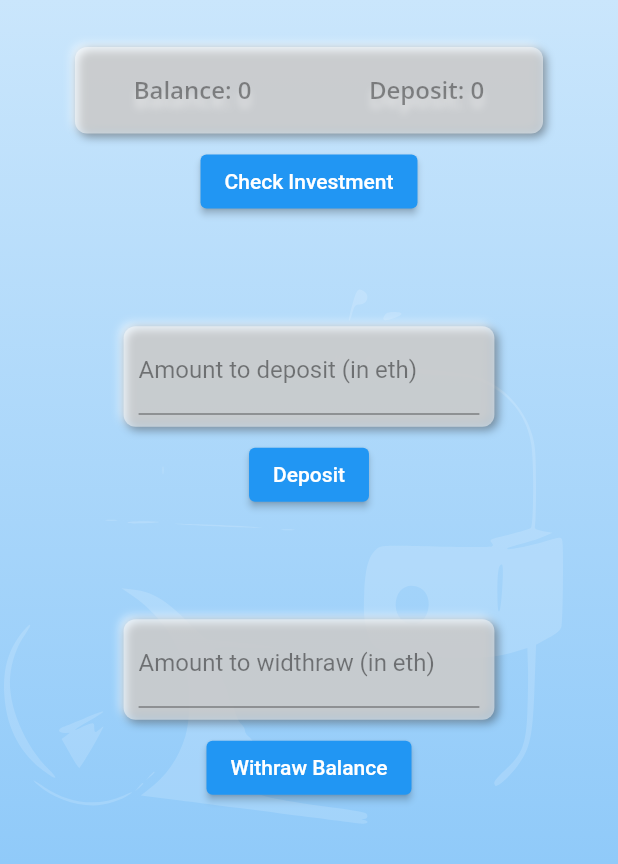
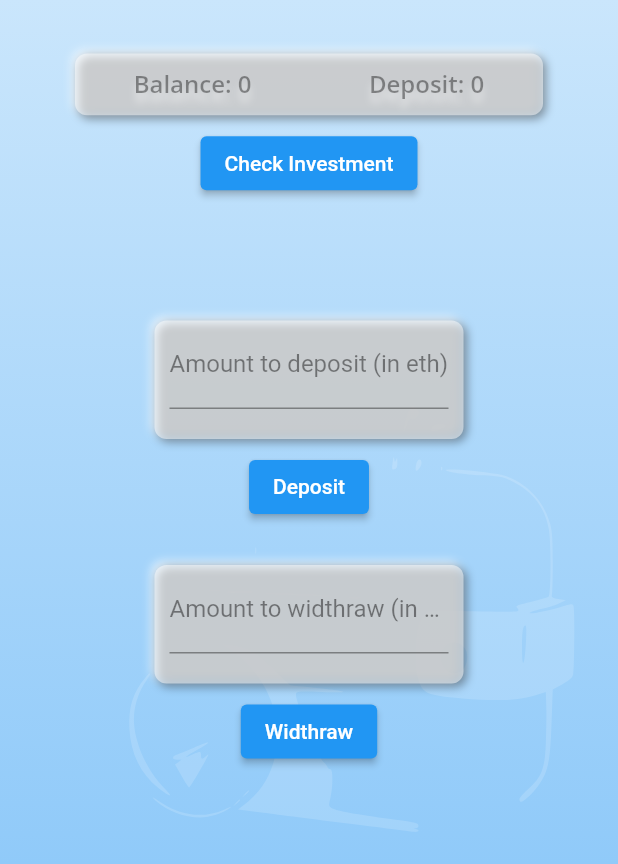
Before and after one commit to RBeato/Simple-Wallet, a Flutter app: the screen it shows after launch, after a tap on "Deposit", on a phone screen of 412 x 824 dp, the part 372-1236 px from its top. Run offline on Flutter 3.47's test engine with Material 2 defaults, Android fonts, the phone set to English and light mode, and no system bars; drawn by our look-alikes of flutter_neumorphic; our stand-ins replace flutter_riverpod, flutter_svg, google_fonts, riverpod; missing offline and left inert: web3dart; statements that could not run were skipped; project files that could hold a hidden picture were left out.

Commit message:
input form changes

```diff
--- /dev/null
+++ b/lib/home_page/amount_input_forms.dart
@@ -0,0 +1,42 @@
+import 'package:flutter/material.dart';
+
+import 'check_investment.dart';
+import 'input_form.dart';
+
+class AmountInputForms extends StatelessWidget {
+  const AmountInputForms({
+    Key key,
+    @required this.formKey,
+    @required this.depositController,
+    @required this.widthrawController,
+  }) : super(key: key);
+
+  final GlobalKey<FormState> formKey;
+  final TextEditingController depositController;
+  final TextEditingController widthrawController;
+
+  @override
+  Widget build(BuildContext context) {
+    return Column(mainAxisAlignment: MainAxisAlignment.spaceAround, children: [
+      CheckBalances(),
+      Column(
+        children: [
+          InputForm(
+            formtype: FormType.deposit,
+            textController: depositController,
+            labelText: "Amount to deposit (in eth)",
+            hintText: "2 eth",
+            buttonText: "Deposit",
+          ),
+          InputForm(
+            formtype: FormType.widthraw,
+            textController: widthrawController,
+            labelText: "Amount to widthraw (in eth)",
+            hintText: "1 eth",
+            buttonText: "Widthraw",
+          ),
+        ],
+      )
+    ]);
+  }
+}
--- a/lib/home_page/check_investment.dart
+++ b/lib/home_page/check_investment.dart
@@ -8,24 +8,29 @@ import 'package:flutter_neumorphic/flutter_neumorphic.dart';
 import 'package:flutter_riverpod/flutter_riverpod.dart';
 import 'package:google_fonts/google_fonts.dart';
 
-class Check extends StatelessWidget {
-  const Check({
+class CheckBalances extends StatefulWidget {
+  const CheckBalances({
     Key key,
   }) : super(key: key);
 
+  @override
+  _CheckBalancesState createState() => _CheckBalancesState();
+}
+
+class _CheckBalancesState extends State<CheckBalances> {
   @override
   Widget build(BuildContext context) {
     int balance, totalDeposits;
 
     return Consumer(
       builder: (context, watch, _) {
-        watch(walletProvider);
+        // watch(walletProvider);
         return Column(
           children: [
             Padding(
               padding: const EdgeInsets.symmetric(horizontal: 50.0),
               child: Container(
-                height: MediaQuery.of(context).size.height * 0.07,
+                height: MediaQuery.of(context).size.height * 0.05,
                 child: Neumorphic(
                   style: NeumorphicStyle(color: Colors.white.withOpacity(0.5)),
                   child: Row(
@@ -57,10 +62,10 @@ class Check extends StatelessWidget {
                     totalDeposits = depositResults.first?.toInt();
 
                     print("balance = $balance, totalDeposits = $totalDeposits");
+                    // setState(() {});
 
-                    context
-                        .read(walletProvider.notifier)
-                        .set(Wallet(total: balance, deposited: totalDeposits));
+                    context.read(walletProvider.notifier).set(
+                        WalletModel(total: balance, deposited: totalDeposits));
                   },
                 ),
               ],
--- a/lib/home_page/custom_button.dart
+++ b/lib/home_page/custom_button.dart
@@ -1,5 +1,4 @@
 import 'package:flutter_neumorphic/flutter_neumorphic.dart';
-import 'package:google_fonts/google_fonts.dart';
 
 class CustomButton extends StatelessWidget {
   CustomButton({Key key, this.onPressed, this.text}) : super(key: key);
--- a/lib/home_page/custom_text_form.dart
+++ /dev/null
@@ -1,46 +0,0 @@
-import 'package:flutter/material.dart';
-import 'package:flutter_neumorphic/flutter_neumorphic.dart';
-
-class CustomTextForm extends StatelessWidget {
-  CustomTextForm({Key key, this.textController, this.labelText, this.hintText})
-      : super(key: key);
-
-  final TextEditingController textController;
-  final String labelText;
-  final String hintText;
-
-  @override
-  Widget build(BuildContext context) {
-    return Container(
-      width: MediaQuery.of(context).size.width * 0.6,
-      child: Neumorphic(
-        style: NeumorphicStyle(
-          color: Colors.white.withOpacity(0.5),
-        ),
-        child: Padding(
-          padding: const EdgeInsets.only(left: 10, right: 10.0, bottom: 8.0),
-          child: TextFormField(
-            key: const Key('address_to'),
-            controller: textController,
-            decoration: InputDecoration(
-                // alignLabelWithHint: true,
-                labelText: labelText,
-                hintText: hintText,
-                hintStyle: TextStyle(color: Colors.grey.withOpacity(0.8)),
-                // errorText: model.emailErrorText,
-                // enabled: !model.isLoading,
-                labelStyle: TextStyle(color: Colors.black45)),
-            autocorrect: false,
-            textInputAction: TextInputAction.next,
-            keyboardType: TextInputType.text,
-            keyboardAppearance: Brightness.light,
-            // onEditingComplete: _onEditingComplete,
-            // inputFormatters: <TextInputFormatter>[
-            // model.emailInputFormatter,
-            // ],
-          ),
-        ),
-      ),
-    );
-  }
-}
--- a/lib/home_page/deposit.dart
+++ /dev/null
@@ -1,48 +0,0 @@
-import 'package:flutter/material.dart';
-import 'package:flutter_riverpod/flutter_riverpod.dart';
-import 'package:basic_wallet/home_page/custom_button.dart';
-import 'package:basic_wallet/blockchain_utils/ethereum_utils.dart';
-import 'package:basic_wallet/home_page/custom_text_form.dart';
-
-import '../constants.dart';
-
-class Deposit extends StatefulWidget {
-  Deposit({
-    Key key,
-  }) : super(key: key);
-
-  @override
-  _DepositState createState() => _DepositState();
-}
-
-class _DepositState extends State<Deposit> {
-  final TextEditingController depositController = TextEditingController();
-
-  @override
-  Widget build(BuildContext context) {
-    return Column(
-      children: [
-        CustomTextForm(
-          textController: depositController,
-          labelText: "Amount to deposit (in eth)",
-          hintText: "2 eth",
-        ),
-        CustomButton(
-          text: "Deposit",
-          onPressed: () async {
-            BigInt depositValue =
-                BigInt.from(int.parse(depositController.text));
-            print("depositValue: $depositValue");
-            print("depositValue: ${depositValue.runtimeType}");
-
-            await context.read(ethereumUtilsProvider).writeToContract(
-              Constants.addDepositAmount,
-              [depositValue],
-            );
-            setState(() {});
-          },
-        ),
-      ],
-    );
-  }
-}
--- a/lib/home_page/home.dart
+++ b/lib/home_page/home.dart
@@ -4,12 +4,17 @@ import 'package:flutter_riverpod/flutter_riverpod.dart';
 import 'package:flutter_svg/svg.dart';
 
 import '../logo.dart';
+import 'amount_input_forms.dart';
 import 'check_investment.dart';
-import 'deposit.dart';
-import 'widraw.dart';
+import 'input_form.dart';
 
 class MyHomePage extends StatelessWidget {
   MyHomePage({Key key}) : super(key: key);
+
+  final TextEditingController depositController = TextEditingController();
+  final TextEditingController widthrawController = TextEditingController();
+
+  final formKey = GlobalKey<FormState>();
 
   @override
   Widget build(BuildContext context) {
@@ -53,7 +58,7 @@ class MyHomePage extends StatelessWidget {
                           right: 0.0,
                           child: SvgPicture.asset(
                             "assets/images/eth_wallet.svg",
-                            height: MediaQuery.of(context).size.height * 0.5,
+                            // height: 100,
                             color: Colors.white.withOpacity(0.15),
                           ),
                         ),
@@ -64,14 +69,11 @@ class MyHomePage extends StatelessWidget {
                             Expanded(flex: 2, child: Logo()),
                             Expanded(
                               flex: 7,
-                              child: Column(
-                                  mainAxisAlignment:
-                                      MainAxisAlignment.spaceAround,
-                                  children: [
-                                    Check(),
-                                    Deposit(),
-                                    Widthraw(),
-                                  ]),
+                              child: AmountInputForms(
+                                formKey: formKey,
+                                depositController: depositController,
+                                widthrawController: widthrawController,
+                              ),
                             )
                           ]),
                         ),
--- /dev/null
+++ b/lib/home_page/input_form.dart
@@ -0,0 +1,144 @@
+import 'package:flutter/material.dart';
+import 'package:flutter/services.dart';
+import 'package:flutter_neumorphic/flutter_neumorphic.dart';
+import 'package:flutter_riverpod/flutter_riverpod.dart';
+
+import 'package:basic_wallet/blockchain_utils/ethereum_utils.dart';
+import 'package:basic_wallet/home_page/custom_button.dart';
+
+import '../constants.dart';
+
+enum FormType { deposit, widthraw }
+
+class InputForm extends StatefulWidget {
+  InputForm({
+    Key key,
+    this.textController,
+    this.labelText,
+    this.hintText,
+    this.formtype,
+    this.buttonText,
+  }) : super(key: key);
+
+  final TextEditingController textController;
+  final String labelText;
+  final String hintText;
+  final String buttonText;
+  final FormType formtype;
+
+  @override
+  _InputFormState createState() => _InputFormState();
+}
+
+class _InputFormState extends State<InputForm> {
+  // final WalletValidationModel validationModel = WalletValidationModel();
+
+  var _numberForm = GlobalKey<FormState>();
+  FocusNode _focusNode = FocusNode();
+  String _value = '';
+  bool valid = false;
+  bool isDeposit = true;
+  RegExp _digitRegex = RegExp("[0-9]+");
+  bool isValidForm = false;
+
+  void _onEditingComplete() async {
+    if (isValidForm) {
+      _focusNode.unfocus();
+    } else {
+      FocusScope.of(context).requestFocus(_focusNode);
+    }
+  }
+
+  @override
+  Widget build(BuildContext context) {
+    isDeposit = widget.formtype == FormType.deposit;
+
+    return Padding(
+      padding: const EdgeInsets.only(bottom: 20.0),
+      child: Container(
+        width: MediaQuery.of(context).size.width * 0.5,
+        child: Form(
+          key: _numberForm,
+          child: Column(
+            children: [
+              Neumorphic(
+                style: NeumorphicStyle(
+                  color: Colors.white.withOpacity(0.5),
+                ),
+                child: Padding(
+                  padding: const EdgeInsets.only(
+                      left: 10, right: 10.0, bottom: 20.0),
+                  child: Form(
+                    child: TextFormField(
+                        autovalidateMode: AutovalidateMode.onUserInteraction,
+                        key: const Key('address_to'),
+                        keyboardType: TextInputType.number,
+                        controller: widget.textController,
+                        decoration: InputDecoration(
+                            labelText: widget.labelText,
+                            hintText: widget.hintText,
+                            hintStyle:
+                                TextStyle(color: Colors.grey.withOpacity(0.8)),
+                            labelStyle: TextStyle(color: Colors.black45)),
+                        autocorrect: false,
+                        textInputAction: TextInputAction.next,
+                        keyboardAppearance: Brightness.light,
+                        onChanged: (value) {
+                          setState(() {
+                            if (value.isEmpty) {
+                              return null;
+                            }
+                          });
+                        },
+                        validator: (inputValue) {
+                          if (inputValue.isEmpty ||
+                              !_digitRegex.hasMatch(inputValue)) {
+                            return "Please enter an integer number!";
+                          }
+                          return null;
+                        },
+                        onEditingComplete: _onEditingComplete,
+                        inputFormatters: <TextInputFormatter>[
+                          FilteringTextInputFormatter.digitsOnly
+                        ]),
+                  ),
+                ),
+              ),
+              CustomButton(
+                text: widget.buttonText,
+                onPressed: toBlockchain,
+              ),
+            ],
+          ),
+        ),
+      ),
+    );
+  }
+
+  void toBlockchain() async {
+    if (_numberForm.currentState.validate()) {
+      BigInt amount = BigInt.from(int.parse(_value));
+      if (isDeposit) {
+        await context.read(ethereumUtilsProvider).writeToContract(
+          Constants.addDepositAmount,
+          [amount],
+        );
+        print("Deposited amount: $amount");
+      } else {
+        await context
+            .read(ethereumUtilsProvider)
+            .writeToContract(Constants.withdrawBalance, [amount]);
+        print("Widthdrawn amount: $amount");
+      }
+    }
+    print("Input runtimeType: ${_value.runtimeType}");
+    // valid = validationModel.isIntFormatter
+    if (valid) {
+    } else {
+      print("Not working!");
+    }
+
+    setState(() {});
+    widget.textController.clear();
+  }
+}
--- a/lib/home_page/widraw.dart
+++ /dev/null
@@ -1,45 +0,0 @@
-import 'package:basic_wallet/home_page/custom_button.dart';
-import 'package:basic_wallet/blockchain_utils/ethereum_utils.dart';
-import 'package:flutter/material.dart';
-import 'package:flutter_riverpod/flutter_riverpod.dart';
-
-import '../constants.dart';
-import 'custom_text_form.dart';
-
-class Widthraw extends StatefulWidget {
-  Widthraw({
-    Key key,
-  }) : super(key: key);
-
-  @override
-  _WidthrawState createState() => _WidthrawState();
-}
-
-class _WidthrawState extends State<Widthraw> {
-  final TextEditingController widthrawController = TextEditingController();
-
-  @override
-  Widget build(BuildContext context) {
-    return Column(
-      children: [
-        CustomTextForm(
-          textController: widthrawController,
-          labelText: "Amount to widthraw (in eth)",
-          hintText: "1 eth",
-        ),
-        CustomButton(
-          text: "Withraw Balance",
-          onPressed: () async {
-            BigInt widthrawValue =
-                BigInt.from(int.parse(widthrawController.text));
-
-            await context
-                .read(ethereumUtilsProvider)
-                .writeToContract(Constants.withdrawBalance, [widthrawValue]);
-            setState(() {});
-          },
-        ),
-      ],
-    );
-  }
-}
--- a/lib/models/wallet.dart
+++ b/lib/models/wallet.dart
@@ -1,5 +1,5 @@
-class Wallet {
-  Wallet({
+class WalletModel {
+  WalletModel({
     this.total,
     this.deposited,
   });
--- a/lib/providers/wallet_provider.dart
+++ b/lib/providers/wallet_provider.dart
@@ -4,10 +4,10 @@ import 'package:flutter_riverpod/flutter_riverpod.dart';
 final walletProvider =
     StateNotifierProvider<WalletProvider, dynamic>((ref) => WalletProvider());
 
-class WalletProvider extends StateNotifier<Wallet> {
-  WalletProvider() : super(Wallet());
+class WalletProvider extends StateNotifier<WalletModel> {
+  WalletProvider() : super(WalletModel());
 
-  void set(Wallet wallet) {
+  void set(WalletModel wallet) {
     state = wallet;
     print("changed state: $state");
   }
```
Also changed, not shown: assets/contracts_abis/Investment.json, assets/contracts_abis/Migrations.json.
